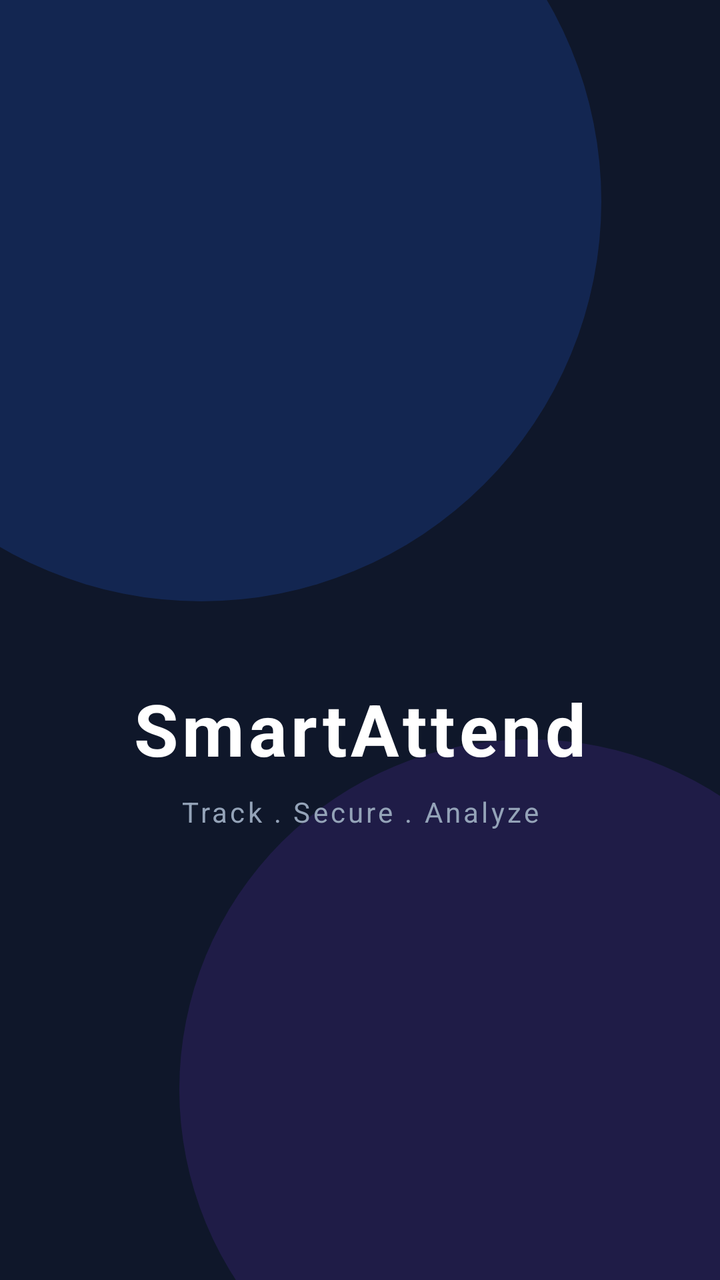
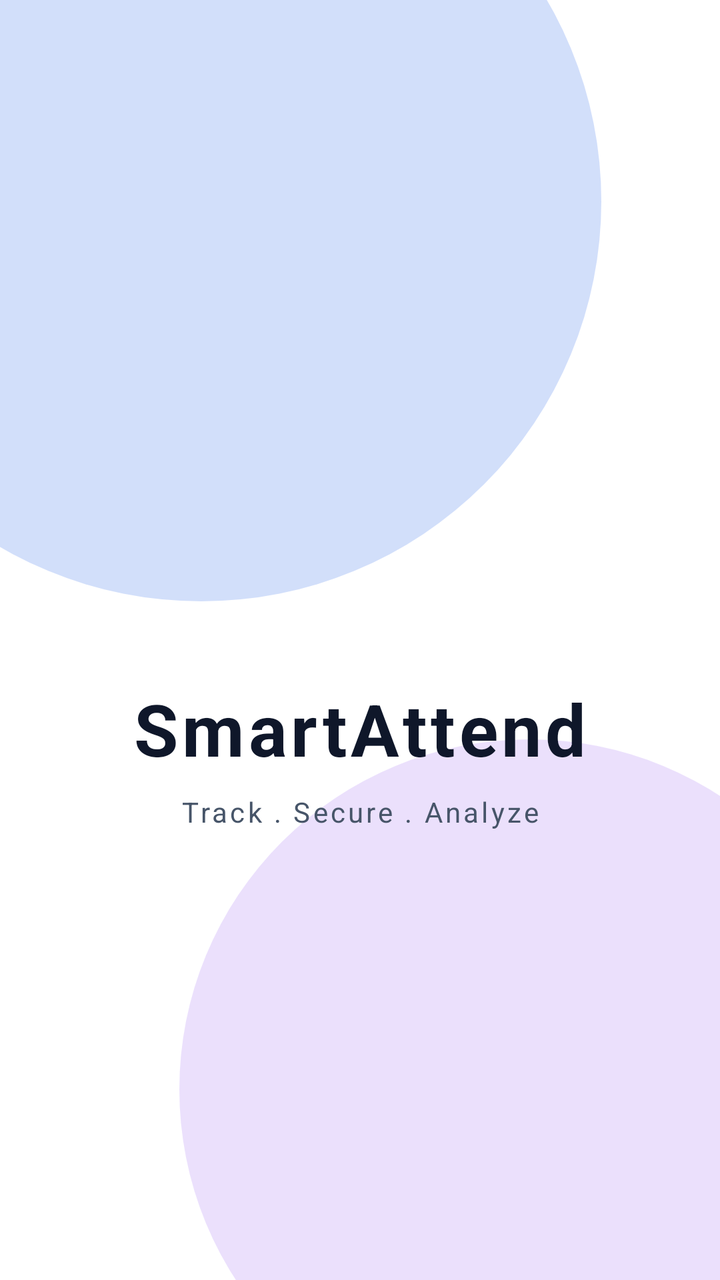

Compare the two renders of this Android layout. The source of the first and the diff that turns it into the second are given below.
<!-- AndroidManifest.xml: activity theme Theme.SmartAttendance.Splash -->
<!-- res/layout/activity_splash.xml -->
<?xml version="1.0" encoding="utf-8"?>
<androidx.constraintlayout.widget.ConstraintLayout
    xmlns:android="http://schemas.android.com/apk/res/android"
    xmlns:app="http://schemas.android.com/apk/res-auto"
    xmlns:tools="http://schemas.android.com/tools"
    android:layout_width="match_parent"
    android:layout_height="match_parent"
    android:background="#0F172A"
    tools:context=".SplashActivity">

    
    <View
        android:layout_width="400dp"
        android:layout_height="400dp"
        android:background="@drawable/circle_blue_glow"
        android:alpha="0.2"
        app:layout_constraintTop_toTopOf="parent"
        app:layout_constraintStart_toStartOf="parent"
        android:layout_marginStart="-100dp"
        android:layout_marginTop="-100dp" />

    
    <View
        android:layout_width="350dp"
        android:layout_height="350dp"
        android:background="@drawable/circle_violet_glow"
        android:alpha="0.15"
        app:layout_constraintBottom_toBottomOf="parent"
        app:layout_constraintEnd_toEndOf="parent"
        android:layout_marginEnd="-80dp"
        android:layout_marginBottom="-80dp" />

    
    <LinearLayout
        android:id="@+id/contentLayout"
        android:layout_width="wrap_content"
        android:layout_height="wrap_content"
        android:orientation="vertical"
        android:gravity="center"
        app:layout_constraintTop_toTopOf="parent"
        app:layout_constraintBottom_toBottomOf="parent"
        app:layout_constraintStart_toStartOf="parent"
        app:layout_constraintEnd_toEndOf="parent"
        app:layout_constraintVertical_bias="0.45">

        
        <ImageView
            android:id="@+id/imgLogo"
            android:layout_width="140dp"
            android:layout_height="140dp"
            android:src="@mipmap/ic_launcher"
            android:scaleType="fitCenter"
            android:contentDescription="@string/app_name" />

        
        <TextView
            android:id="@+id/tvAppName"
            android:layout_width="wrap_content"
            android:layout_height="wrap_content"
            android:text="@string/app_name"
            android:textColor="#FFFFFF"
            android:textSize="36sp"
            android:textStyle="bold"
            android:letterSpacing="0.05"
            android:layout_marginTop="16dp" />

        
        <TextView
            android:id="@+id/tvTagline"
            android:layout_width="wrap_content"
            android:layout_height="wrap_content"
            android:text="@string/tagline"
            android:textColor="#94A3B8"
            android:textSize="14sp"
            android:letterSpacing="0.1"
            android:layout_marginTop="8dp" />

    </LinearLayout>

    
    <ProgressBar
        android:id="@+id/progressSplash"
        android:layout_width="40dp"
        android:layout_height="40dp"
        android:indeterminateTint="#3B82F6"
        app:layout_constraintBottom_toBottomOf="parent"
        app:layout_constraintStart_toStartOf="parent"
        app:layout_constraintEnd_toEndOf="parent"
        android:layout_marginBottom="80dp" />

</androidx.constraintlayout.widget.ConstraintLayout>
<!-- resources referenced by this layout -->
<resources>
  <!-- drawable circle_blue_glow (drawable) -->
  <?xml version="1.0" encoding="utf-8"?>
  <shape xmlns:android="http://schemas.android.com/apk/res/android"
      android:shape="oval">
      <solid android:color="#2563EB" />
  </shape>
  <!-- drawable circle_violet_glow (drawable) -->
  <?xml version="1.0" encoding="utf-8"?>
  <shape xmlns:android="http://schemas.android.com/apk/res/android"
      android:shape="oval">
      <solid android:color="#7C3AED" />
  </shape>
  <!-- mipmap ic_launcher (mipmap-anydpi-v26) -->
  <?xml version="1.0" encoding="utf-8"?>
  <adaptive-icon xmlns:android="http://schemas.android.com/apk/res/android">
      <background android:drawable="@color/ic_launcher_background"/>
      <foreground android:drawable="@mipmap/ic_launcher_foreground"/>
      <monochrome android:drawable="@mipmap/ic_launcher_monochrome"/>
  </adaptive-icon>
  <string name="app_name">SmartAttend</string>
  <string name="tagline">Track . Secure . Analyze</string>
  <style name="Theme.SmartAttendance.Splash" parent="Theme.SmartAttendance">
          <item name="android:windowBackground">#0F172A</item>
          <item name="android:statusBarColor">#0F172A</item>
          <item name="android:navigationBarColor">#0F172A</item>
          <item name="android:windowLightStatusBar">false</item>
          <item name="android:windowLightNavigationBar">false</item>
      </style>
  <color name="ic_launcher_background">#00BCD4</color>
  <style name="Theme.SmartAttendance" parent="Theme.Material3.DayNight.NoActionBar">
          <item name="colorPrimary">@color/colorPrimary</item>
          <item name="colorOnPrimary">#FFFFFF</item>
          <item name="colorPrimaryContainer">@color/colorPrimaryDark</item>
          <item name="colorOnPrimaryContainer">#FFFFFF</item>
          <item name="android:statusBarColor">@color/colorPrimaryDark</item>
          <item name="android:windowLightStatusBar">false</item>
          <item name="android:navigationBarColor">@color/background</item>
      </style>
  <color name="colorPrimary">#2563EB</color>
  <color name="colorPrimaryDark">#1E40AF</color>
  <color name="background">#FFFFFF</color>
</resources>

<!-- the commit's change to res/layout/activity_splash.xml (unified diff, before → after) -->
@@ -5,7 +5,7 @@
     xmlns:tools="http://schemas.android.com/tools"
     android:layout_width="match_parent"
     android:layout_height="match_parent"
-    android:background="#0F172A"
+    android:background="@color/splash_background"
     tools:context=".SplashActivity">
 
     
@@ -58,7 +58,7 @@
             android:layout_width="wrap_content"
             android:layout_height="wrap_content"
             android:text="@string/app_name"
-            android:textColor="#FFFFFF"
+            android:textColor="@color/textPrimary"
             android:textSize="36sp"
             android:textStyle="bold"
             android:letterSpacing="0.05"
@@ -70,7 +70,7 @@
             android:layout_width="wrap_content"
             android:layout_height="wrap_content"
             android:text="@string/tagline"
-            android:textColor="#94A3B8"
+            android:textColor="@color/textSecondary"
             android:textSize="14sp"
             android:letterSpacing="0.1"
             android:layout_marginTop="8dp" />
<!-- resource entries referenced after the edit -->
@@ -1,5 +1,8 @@
 <!-- resources referenced by this layout -->
 <resources>
+  <color name="splash_background">#FFFFFF</color>
+  <color name="textPrimary">#0F172A</color>
+  <color name="textSecondary">#475569</color>
   <!-- drawable circle_blue_glow (drawable) -->
   <?xml version="1.0" encoding="utf-8"?>
   <shape xmlns:android="http://schemas.android.com/apk/res/android"
@@ -22,24 +25,36 @@
   <string name="app_name">SmartAttend</string>
   <string name="tagline">Track . Secure . Analyze</string>
   <style name="Theme.SmartAttendance.Splash" parent="Theme.SmartAttendance">
-          <item name="android:windowBackground">#0F172A</item>
-          <item name="android:statusBarColor">#0F172A</item>
-          <item name="android:navigationBarColor">#0F172A</item>
-          <item name="android:windowLightStatusBar">false</item>
-          <item name="android:windowLightNavigationBar">false</item>
+          <item name="android:windowBackground">@color/splash_background</item>
+          <item name="android:statusBarColor">@color/splash_background</item>
+          <item name="android:navigationBarColor">@color/splash_background</item>
       </style>
   <color name="ic_launcher_background">#00BCD4</color>
-  <style name="Theme.SmartAttendance" parent="Theme.Material3.DayNight.NoActionBar">
+  <style name="Theme.SmartAttendance" parent="Theme.Material3.Light.NoActionBar">
+          
           <item name="colorPrimary">@color/colorPrimary</item>
-          <item name="colorOnPrimary">#FFFFFF</item>
+          <item name="colorOnPrimary">@color/white</item>
           <item name="colorPrimaryContainer">@color/colorPrimaryDark</item>
-          <item name="colorOnPrimaryContainer">#FFFFFF</item>
-          <item name="android:statusBarColor">@color/colorPrimaryDark</item>
-          <item name="android:windowLightStatusBar">false</item>
+          <item name="colorOnPrimaryContainer">@color/white</item>
+  
+          
+          <item name="android:windowBackground">@color/background</item>
+          <item name="android:colorBackground">@color/background</item>
+  
+          
+          <item name="android:statusBarColor">@color/background</item>
           <item name="android:navigationBarColor">@color/background</item>
+          <item name="android:windowLightStatusBar">true</item>
+          <item name="android:windowLightNavigationBar">true</item>
+  
+          
+          <item name="colorSecondary">@color/colorAccent</item>
+          <item name="colorOnSecondary">@color/white</item>
       </style>
   <color name="colorPrimary">#2563EB</color>
+  <color name="white">#FFFFFF</color>
   <color name="colorPrimaryDark">#1E40AF</color>
-  <color name="background">#FFFFFF</color>
+  <color name="background">#F8FAFC</color>
+  <color name="colorAccent">#10B981</color>
 </resources>
 
